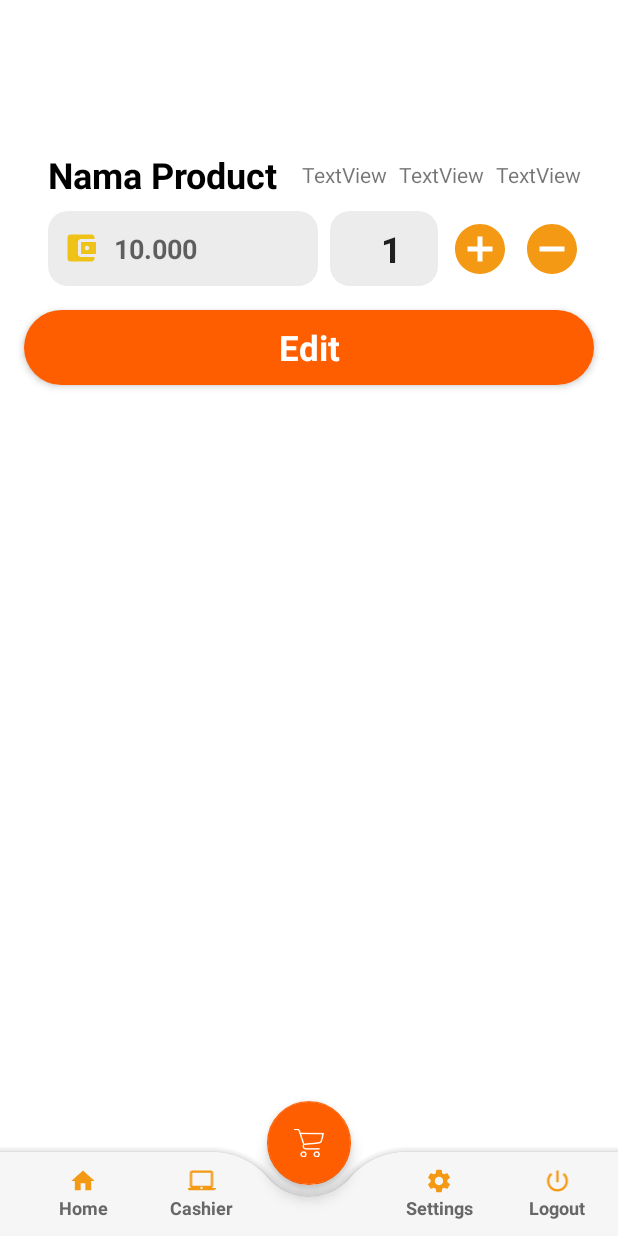
After one commit to ridwan0806/Eugene, an Android app: the EditCart screen opened directly, with no data from a screen before it, on a phone screen of 412 x 824 dp. The commit adds this screen. Run offline under Robolectric (Android 15) with nearby library versions, the phone set to English and light mode, and no system bars; 1 statement that could not run was skipped.

Commit message:
edit delete item cart

```diff
--- a/app/src/main/AndroidManifest.xml
+++ b/app/src/main/AndroidManifest.xml
@@ -11,6 +11,9 @@
         android:supportsRtl="true"
         android:theme="@style/Theme.Eugene"
         tools:targetApi="31">
+        <activity
+            android:name=".EditCart"
+            android:exported="false" />
         <activity
             android:name=".Cart"
             android:exported="false" />
--- /dev/null
+++ b/app/src/main/java/com/example/eugene/EditCart.java
@@ -0,0 +1,93 @@
+package com.example.eugene;
+
+import androidx.appcompat.app.AppCompatActivity;
+
+import android.content.Intent;
+import android.os.Bundle;
+import android.view.View;
+import android.widget.ImageView;
+import android.widget.TextView;
+import android.widget.Toast;
+
+import com.example.eugene.Database.MyDatabaseHelper;
+
+public class EditCart extends AppCompatActivity {
+    TextView idCart,foodId,name,price,qty,discount,btnUpdate;
+    ImageView btnPlus,btnMin;
+    String id,idFood,nameFood,priceFood,qtyFood,discountFood;
+
+    @Override
+    protected void onCreate(Bundle savedInstanceState) {
+        super.onCreate(savedInstanceState);
+        setContentView(R.layout.activity_edit_cart);
+
+        foodId = findViewById(R.id.txtProductIdCartEdit);
+        name = findViewById(R.id.txtFoodNameCart);
+        price = findViewById(R.id.edtPriceCart);
+        qty = findViewById(R.id.edtQtyCart);
+        discount = findViewById(R.id.txtDiscountCartEdit);
+        idCart = findViewById(R.id.txtIdCart);
+
+        btnPlus = findViewById(R.id.btnPlusEditCart);
+        btnMin = findViewById(R.id.btnMinUpdateCart);
+
+        btnUpdate = findViewById(R.id.btnUpdateCart);
+
+        //get data from RecyclerView Cart
+        if (getIntent().hasExtra("id")
+                && getIntent().hasExtra("foodId")
+                && getIntent().hasExtra("nameFood")
+                && getIntent().hasExtra("price")
+                && getIntent().hasExtra("qty")
+                && getIntent().hasExtra("discount"))
+        {
+            id = getIntent().getStringExtra("id");
+            idFood = getIntent().getStringExtra("foodId");
+            nameFood = getIntent().getStringExtra("nameFood");
+            priceFood = getIntent().getStringExtra("price");
+            qtyFood = getIntent().getStringExtra("qty");
+            discountFood = getIntent().getStringExtra("discount");
+
+            idCart.setText(id);
+            foodId.setText(idFood);
+            name.setText(nameFood);
+            price.setText(priceFood);
+            qty.setText(qtyFood);
+            discount.setText(discountFood);
+        }
+
+        final int[] numberOrder = {Integer.parseInt(qtyFood)};
+
+        btnPlus.setOnClickListener(new View.OnClickListener() {
+            @Override
+            public void onClick(View view) {
+                numberOrder[0] = numberOrder[0] + 1;
+                qty.setText(String.valueOf(numberOrder[0]));
+            }
+        });
+
+        btnMin.setOnClickListener(new View.OnClickListener() {
+            @Override
+            public void onClick(View view) {
+                if (numberOrder[0] >1){
+                    numberOrder[0] = numberOrder[0] - 1;
+                }
+                qty.setText(String.valueOf(numberOrder[0]));
+            }
+        });
+
+        btnUpdate.setOnClickListener(new View.OnClickListener() {
+            @Override
+            public void onClick(View view) {
+                MyDatabaseHelper myDb = new MyDatabaseHelper(EditCart.this);
+                myDb.updateCart(id,
+                        price.getText().toString().trim(),
+                        qty.getText().toString().trim()
+                );
+                Intent showCart = new Intent(EditCart.this,Cart.class);
+                startActivity(showCart);
+            }
+        });
+    }
+
+}
--- a/app/src/main/java/com/example/eugene/FoodDetail.java
+++ b/app/src/main/java/com/example/eugene/FoodDetail.java
@@ -10,7 +10,6 @@ import android.widget.TextView;
 import android.widget.Toast;
 
 import com.bumptech.glide.Glide;
-import com.example.eugene.Database.Database;
 import com.example.eugene.Database.MyDatabaseHelper;
 import com.example.eugene.Model.Food;
 import com.example.eugene.Model.Order;
@@ -93,6 +92,7 @@ public class FoodDetail extends AppCompatActivity {
                     public void onClick(View view) {
                         MyDatabaseHelper myDB = new MyDatabaseHelper(FoodDetail.this);
                         myDB.addToCart(new Order(
+                                    "",
                                     foodId,
                                     currentFood.getName(),
                                     String.valueOf(numberOrder),
--- /dev/null
+++ b/app/src/main/res/drawable/ic_delete_24.xml
@@ -0,0 +1,5 @@
+<vector android:height="24dp" android:tint="#EEC216"
+    android:viewportHeight="24" android:viewportWidth="24"
+    android:width="24dp" xmlns:android="http://schemas.android.com/apk/res/android">
+    <path android:fillColor="@android:color/white" android:pathData="M6,19c0,1.1 0.9,2 2,2h8c1.1,0 2,-0.9 2,-2V7H6v12zM19,4h-3.5l-1,-1h-5l-1,1H5v2h14V4z"/>
+</vector>
--- /dev/null
+++ b/app/src/main/res/drawable/ic_wallet24.xml
@@ -0,0 +1,5 @@
+<vector android:height="24dp" android:tint="#EEC216"
+    android:viewportHeight="24" android:viewportWidth="24"
+    android:width="24dp" xmlns:android="http://schemas.android.com/apk/res/android">
+    <path android:fillColor="@android:color/white" android:pathData="M21,18v1c0,1.1 -0.9,2 -2,2L5,21c-1.11,0 -2,-0.9 -2,-2L3,5c0,-1.1 0.89,-2 2,-2h14c1.1,0 2,0.9 2,2v1h-9c-1.11,0 -2,0.9 -2,2v8c0,1.1 0.89,2 2,2h9zM12,16h10L22,8L12,8v8zM16,13.5c-0.83,0 -1.5,-0.67 -1.5,-1.5s0.67,-1.5 1.5,-1.5 1.5,0.67 1.5,1.5 -0.67,1.5 -1.5,1.5z"/>
+</vector>
--- /dev/null
+++ b/app/src/main/res/layout/activity_edit_cart.xml
@@ -0,0 +1,296 @@
+<?xml version="1.0" encoding="utf-8"?>
+<androidx.constraintlayout.widget.ConstraintLayout xmlns:android="http://schemas.android.com/apk/res/android"
+    xmlns:app="http://schemas.android.com/apk/res-auto"
+    xmlns:tools="http://schemas.android.com/tools"
+    android:id="@+id/txtDis"
+    android:layout_width="match_parent"
+    android:layout_height="match_parent"
+    tools:context=".EditCart">
+
+    <TextView
+        android:id="@+id/txtFoodNameCart"
+        android:layout_width="wrap_content"
+        android:layout_height="wrap_content"
+        android:layout_marginStart="32dp"
+        android:layout_marginTop="100dp"
+        android:text="Nama Product"
+        android:textColor="#000"
+        android:textSize="24sp"
+        android:textStyle="bold"
+        app:layout_constraintStart_toStartOf="parent"
+        app:layout_constraintTop_toTopOf="parent" />
+
+    <EditText
+        android:id="@+id/edtPriceCart"
+        android:layout_width="0dp"
+        android:layout_height="50dp"
+        android:layout_marginStart="32dp"
+        android:layout_marginTop="8dp"
+        android:layout_marginEnd="200dp"
+        android:background="@drawable/search_background"
+        android:drawableStart="@drawable/ic_wallet24"
+        android:drawablePadding="10dp"
+        android:ems="10"
+        android:hint="10.000"
+        android:inputType="textPersonName"
+        android:paddingStart="10dp"
+        android:textSize="18sp"
+        android:textStyle="bold"
+        app:layout_constraintEnd_toEndOf="parent"
+        app:layout_constraintStart_toStartOf="parent"
+        app:layout_constraintTop_toBottomOf="@+id/txtFoodNameCart" />
+
+    <EditText
+        android:id="@+id/edtQtyCart"
+        android:layout_width="0dp"
+        android:layout_height="50dp"
+        android:layout_marginStart="8dp"
+        android:layout_marginEnd="120dp"
+        android:background="@drawable/search_background"
+        android:drawablePadding="10dp"
+        android:ems="10"
+        android:text="1"
+        android:inputType="textPersonName"
+        android:paddingStart="10dp"
+        android:textAlignment="center"
+        android:textSize="24sp"
+        android:textStyle="bold"
+        app:layout_constraintBottom_toBottomOf="@+id/edtPriceCart"
+        app:layout_constraintEnd_toEndOf="parent"
+        app:layout_constraintStart_toEndOf="@+id/edtPriceCart"
+        app:layout_constraintTop_toTopOf="@+id/edtPriceCart" />
+
+    <ImageView
+        android:id="@+id/btnPlusEditCart"
+        android:layout_width="wrap_content"
+        android:layout_height="wrap_content"
+        android:layout_marginStart="8dp"
+        app:layout_constraintBottom_toBottomOf="@+id/edtQtyCart"
+        app:layout_constraintStart_toEndOf="@+id/edtQtyCart"
+        app:layout_constraintTop_toTopOf="@+id/edtQtyCart"
+        app:srcCompat="@drawable/ic_add_circle" />
+
+    <ImageView
+        android:id="@+id/btnMinUpdateCart"
+        android:layout_width="wrap_content"
+        android:layout_height="wrap_content"
+        android:layout_marginStart="8dp"
+        app:layout_constraintBottom_toBottomOf="@+id/btnPlusEditCart"
+        app:layout_constraintStart_toEndOf="@+id/btnPlusEditCart"
+        app:layout_constraintTop_toTopOf="@+id/btnPlusEditCart"
+        app:srcCompat="@drawable/ic_min_circle" />
+
+    <TextView
+        android:id="@+id/btnUpdateCart"
+        android:layout_width="0dp"
+        android:layout_height="50dp"
+        android:layout_margin="16dp"
+        android:background="@drawable/orange_button"
+        android:elevation="3dp"
+        android:gravity="center"
+        android:text="Edit"
+        android:textColor="#ffffff"
+        android:textSize="23sp"
+        android:textStyle="bold"
+        app:layout_constraintEnd_toEndOf="parent"
+        app:layout_constraintHorizontal_bias="1.0"
+        app:layout_constraintStart_toStartOf="parent"
+        app:layout_constraintTop_toBottomOf="@+id/edtPriceCart" />
+
+    <androidx.coordinatorlayout.widget.CoordinatorLayout
+        android:layout_width="match_parent"
+        android:layout_height="100dp"
+        app:layout_constraintBottom_toBottomOf="parent"
+        app:layout_constraintEnd_toEndOf="parent"
+        app:layout_constraintStart_toStartOf="parent">
+
+        <com.google.android.material.bottomappbar.BottomAppBar
+            android:id="@+id/app_bar"
+            android:layout_width="match_parent"
+            android:layout_height="wrap_content"
+            android:layout_gravity="bottom"
+            android:backgroundTint="#f6f6f6"
+            app:fabCradleMargin="8dp"
+            app:fabCradleRoundedCornerRadius="50dp"
+            app:fabCradleVerticalOffset="6dp">
+
+            <LinearLayout
+                android:layout_width="match_parent"
+                android:layout_height="35dp">
+
+                <LinearLayout
+                    android:id="@+id/homeBtn"
+                    android:layout_width="0dp"
+                    android:layout_height="match_parent"
+                    android:layout_weight="0.2"
+                    android:orientation="vertical">
+
+                    <ImageView
+                        android:id="@+id/imageView5"
+                        android:layout_width="match_parent"
+                        android:layout_height="wrap_content"
+                        android:layout_weight="1"
+                        app:srcCompat="@drawable/ic_bottom_home" />
+
+                    <TextView
+                        android:id="@+id/textView15"
+                        android:layout_width="match_parent"
+                        android:layout_height="wrap_content"
+                        android:text="Home"
+                        android:textAlignment="center"
+                        android:textColor="#676767"
+                        android:textSize="12sp"
+                        android:textStyle="bold" />
+                </LinearLayout>
+
+                <LinearLayout
+                    android:id="@+id/profileBtn"
+                    android:layout_width="0dp"
+                    android:layout_height="match_parent"
+                    android:layout_weight="0.2"
+                    android:orientation="vertical">
+
+                    <ImageView
+                        android:id="@+id/imageView6"
+                        android:layout_width="match_parent"
+                        android:layout_height="wrap_content"
+                        android:layout_weight="1"
+                        app:srcCompat="@drawable/ic_bottom_laptop" />
+
+                    <TextView
+                        android:id="@+id/textView16"
+                        android:layout_width="match_parent"
+                        android:layout_height="wrap_content"
+                        android:text="Cashier"
+                        android:textAlignment="center"
+                        android:textColor="#676767"
+                        android:textSize="12sp"
+                        android:textStyle="bold" />
+                </LinearLayout>
+
+                <LinearLayout
+                    android:id="@+id/unusedBtn"
+                    android:layout_width="0dp"
+                    android:layout_height="match_parent"
+                    android:layout_weight="0.2"
+                    android:orientation="vertical"
+                    android:visibility="invisible">
+
+                    <ImageView
+                        android:id="@+id/imageView7"
+                        android:layout_width="match_parent"
+                        android:layout_height="wrap_content"
+                        android:layout_weight="1"
+                        app:srcCompat="@drawable/btn1" />
+
+                    <TextView
+                        android:id="@+id/textView17"
+                        android:layout_width="match_parent"
+                        android:layout_height="wrap_content"
+                        android:text="Home"
+                        android:textAlignment="center"
+                        android:textColor="#676767"
+                        android:textSize="12sp" />
+                </LinearLayout>
+
+                <LinearLayout
+                    android:id="@+id/supportBtn"
+                    android:layout_width="0dp"
+                    android:layout_height="match_parent"
+                    android:layout_weight="0.2"
+                    android:orientation="vertical">
+
+                    <ImageView
+                        android:id="@+id/imageView8"
+                        android:layout_width="match_parent"
+                        android:layout_height="wrap_content"
+                        android:layout_weight="1"
+                        app:srcCompat="@drawable/ic_bottom_setting" />
+
+                    <TextView
+                        android:id="@+id/textView18"
+                        android:layout_width="match_parent"
+                        android:layout_height="wrap_content"
+                        android:text="Settings"
+                        android:textAlignment="center"
+                        android:textColor="#676767"
+                        android:textSize="12sp"
+                        android:textStyle="bold" />
+                </LinearLayout>
+
+                <LinearLayout
+                    android:id="@+id/logoutBtn"
+                    android:layout_width="0dp"
+                    android:layout_height="match_parent"
+                    android:layout_weight="0.2"
+                    android:orientation="vertical">
+
+                    <ImageView
+                        android:id="@+id/imageView9"
+                        android:layout_width="match_parent"
+                        android:layout_height="wrap_content"
+                        android:layout_weight="1"
+                        app:srcCompat="@drawable/ic_bottom_power" />
+
+                    <TextView
+                        android:id="@+id/textView19"
+                        android:layout_width="match_parent"
+                        android:layout_height="wrap_content"
+                        android:text="Logout"
+                        android:textAlignment="center"
+                        android:textColor="#676767"
+                        android:textSize="12sp"
+                        android:textStyle="bold" />
+                </LinearLayout>
+            </LinearLayout>
+
+        </com.google.android.material.bottomappbar.BottomAppBar>
+
+        <com.google.android.material.floatingactionbutton.FloatingActionButton
+            android:id="@+id/cartBtn"
+            android:layout_width="wrap_content"
+            android:layout_height="match_parent"
+            android:backgroundTint="#ff5e00"
+            android:contentDescription="Cart"
+            android:elevation="3dp"
+            android:src="@drawable/shopping_cart"
+            app:backgroundTint="#ff5e00"
+            app:layout_anchor="@id/app_bar"
+            app:maxImageSize="20dp"
+            app:tint="#ffffff">
+
+        </com.google.android.material.floatingactionbutton.FloatingActionButton>
+
+    </androidx.coordinatorlayout.widget.CoordinatorLayout>
+
+    <TextView
+        android:id="@+id/txtProductIdCartEdit"
+        android:layout_width="wrap_content"
+        android:layout_height="wrap_content"
+        android:layout_marginStart="16dp"
+        android:text="TextView"
+        app:layout_constraintBottom_toBottomOf="@+id/txtFoodNameCart"
+        app:layout_constraintStart_toEndOf="@+id/txtFoodNameCart"
+        app:layout_constraintTop_toTopOf="@+id/txtFoodNameCart" />
+
+    <TextView
+        android:id="@+id/txtDiscountCartEdit"
+        android:layout_width="wrap_content"
+        android:layout_height="wrap_content"
+        android:layout_marginStart="8dp"
+        android:text="TextView"
+        app:layout_constraintBottom_toBottomOf="@+id/txtProductIdCartEdit"
+        app:layout_constraintStart_toEndOf="@+id/txtProductIdCartEdit"
+        app:layout_constraintTop_toTopOf="@+id/txtProductIdCartEdit" />
+
+    <TextView
+        android:id="@+id/txtIdCart"
+        android:layout_width="wrap_content"
+        android:layout_height="wrap_content"
+        android:layout_marginStart="8dp"
+        android:text="TextView"
+        app:layout_constraintBottom_toBottomOf="@+id/txtDiscountCartEdit"
+        app:layout_constraintStart_toEndOf="@+id/txtDiscountCartEdit"
+        app:layout_constraintTop_toTopOf="@+id/txtDiscountCartEdit" />
+
+</androidx.constraintlayout.widget.ConstraintLayout>
--- a/app/src/main/res/layout/activity_home.xml
+++ b/app/src/main/res/layout/activity_home.xml
@@ -61,7 +61,7 @@
                     app:srcCompat="@drawable/profile" />
 
                 <EditText
-                    android:id="@+id/editTextTextPersonName3"
+                    android:id="@+id/edtPriceCart"
                     android:layout_width="0dp"
                     android:layout_height="50dp"
                     android:layout_marginStart="32dp"
@@ -90,7 +90,7 @@
                     android:background="@drawable/orange_light_banner"
                     app:layout_constraintEnd_toEndOf="parent"
                     app:layout_constraintStart_toStartOf="parent"
-                    app:layout_constraintTop_toBottomOf="@+id/editTextTextPersonName3">
+                    app:layout_constraintTop_toBottomOf="@+id/edtPriceCart">
 
                     <ImageView
                         android:id="@+id/imageView4"
```
Also changed, not shown: app/src/main/java/com/example/eugene/Adapter/CartAdapter.java (+44 -21 lines), app/src/main/java/com/example/eugene/Cart.java (+4 -33 lines), app/src/main/java/com/example/eugene/Database/Database.java (deleted, +0 -80 lines), app/src/main/java/com/example/eugene/Database/MyDatabaseHelper.java (+35 -17 lines), app/src/main/java/com/example/eugene/Model/Order.java (+11 -1 lines), app/src/main/res/layout/viewholder_cart.xml (+18 -6 lines).
